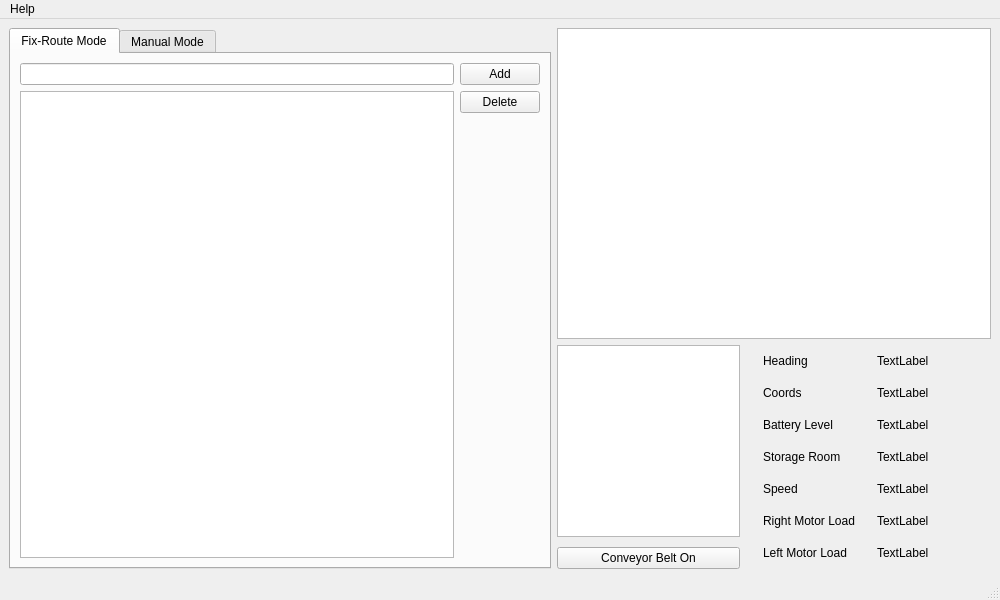
Before: the Qt Designer form mainwindow.ui in ece477grp6/GCB_UI, drawn with Qt 5.
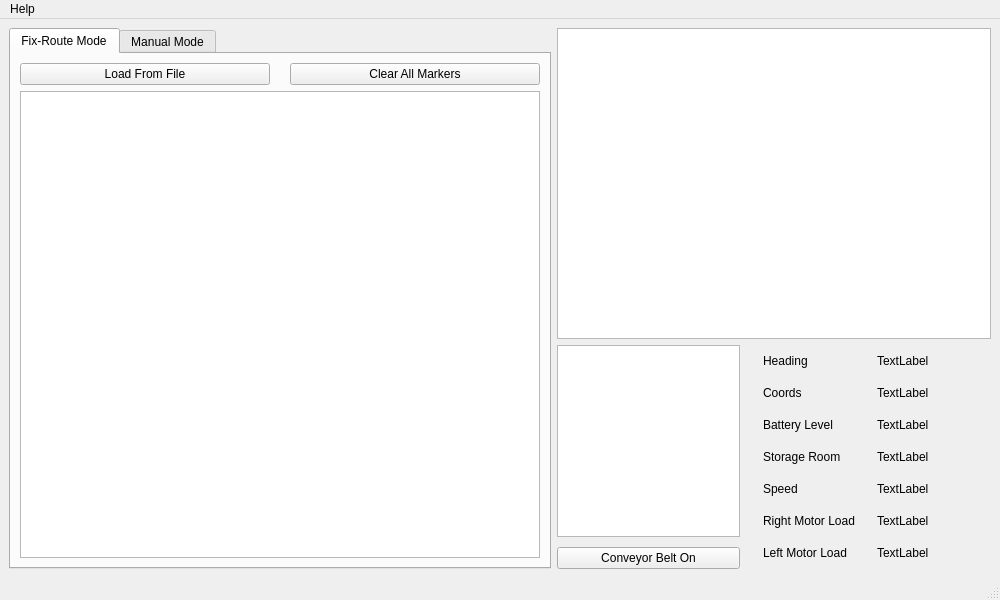
After: the same form once the commit is applied.

The edit to the form file:
```diff
--- a/mainwindow.ui
+++ b/mainwindow.ui
@@ -27,7 +27,7 @@
     <item>
      <layout class="QHBoxLayout" name="horizontalLayout_4" stretch="5,4">
       <item>
-       <layout class="QVBoxLayout" name="verticalLayout_2" stretch="3">
+       <layout class="QVBoxLayout" name="verticalLayout_2" stretch="0">
         <property name="spacing">
          <number>10</number>
         </property>
@@ -56,41 +56,28 @@
             <item>
              <layout class="QVBoxLayout" name="verticalLayout_7">
               <item>
-               <widget class="QLineEdit" name="lineEdit"/>
-              </item>
-              <item>
-               <widget class="QListView" name="listView"/>
-              </item>
-             </layout>
-            </item>
-            <item>
-             <layout class="QVBoxLayout" name="verticalLayout_8">
-              <item>
-               <widget class="QPushButton" name="pushButton_add">
-                <property name="text">
-                 <string>Add</string>
+               <layout class="QHBoxLayout" name="horizontalLayout_6">
+                <property name="spacing">
+                 <number>20</number>
                 </property>
-               </widget>
+                <item>
+                 <widget class="QPushButton" name="pushButton_loadFile">
+                  <property name="text">
+                   <string>Load From File</string>
+                  </property>
+                 </widget>
+                </item>
+                <item>
+                 <widget class="QPushButton" name="pushButton_clearMarkers">
+                  <property name="text">
+                   <string>Clear All Markers</string>
+                  </property>
+                 </widget>
+                </item>
+               </layout>
               </item>
               <item>
-               <widget class="QPushButton" name="pushButton_delete">
-                <property name="text">
-                 <string>Delete</string>
-                </property>
-               </widget>
-              </item>
-              <item>
-               <spacer name="verticalSpacer">
-                <property name="orientation">
-                 <enum>Qt::Vertical</enum>
-                </property>
-                <property name="sizeHint" stdset="0">
-                 <size>
-                  <width>20</width>
-                  <height>40</height>
-                 </size>
-                </property>
-               </spacer>
+               <widget class="QListWidget" name="listWidget"/>
               </item>
              </layout>
             </item>
```
Left out of the diff: 4 changed lines with no effect on the pictures.
